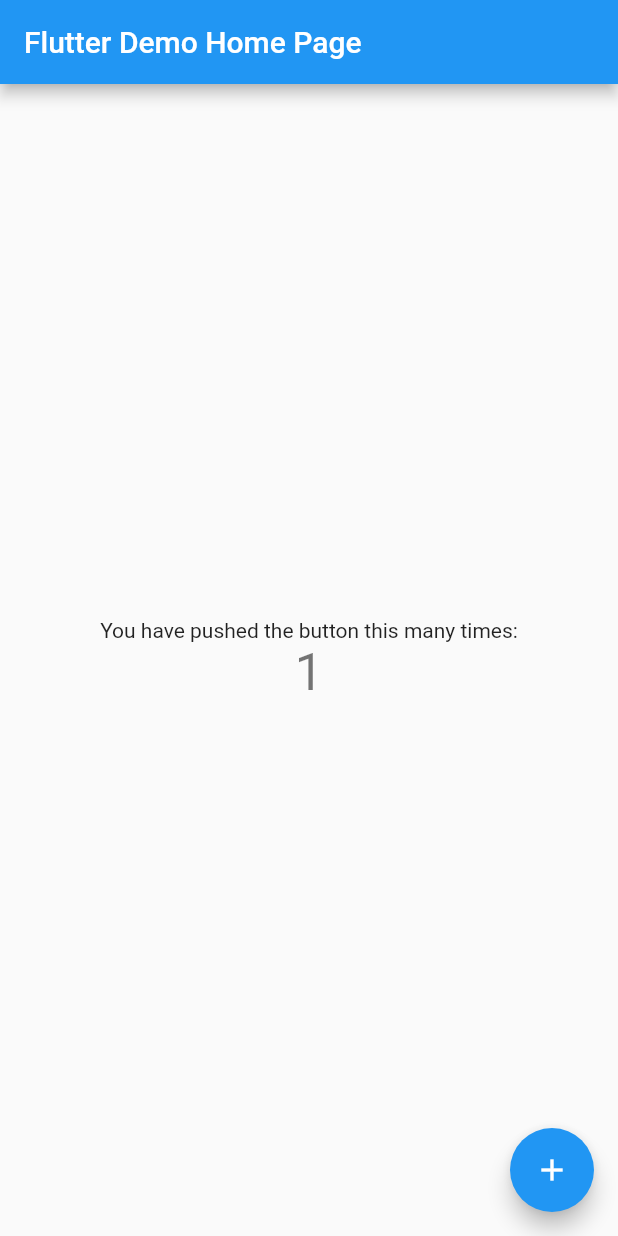
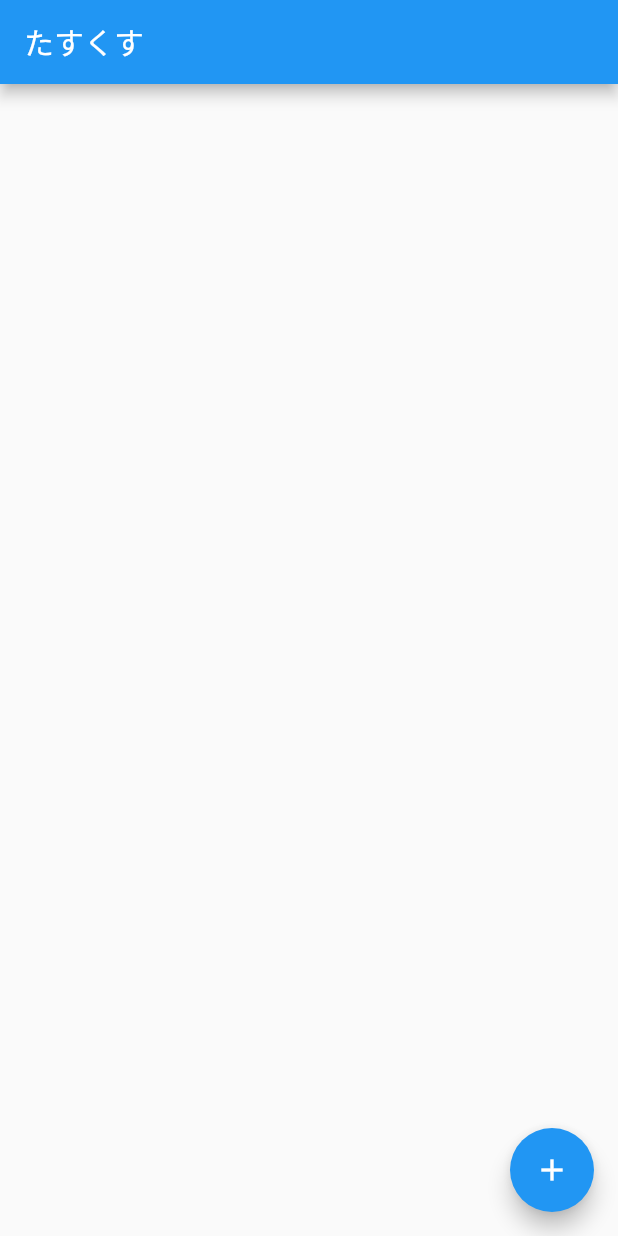
Before and after one commit to yusame0308/tasks, a Flutter app: the screen it shows after launch, after a tap on the "add" icon, on a phone screen of 412 x 824 dp. Run offline on Flutter 3.47's test engine with Material 2 defaults, Android fonts, the phone set to English and light mode, and no system bars; our stand-ins replace freezed_annotation, state_notifier.

Commit message:
HomeScreen, TaskListを追加

```diff
--- a/lib/main.dart
+++ b/lib/main.dart
@@ -1,113 +1,53 @@
 import 'package:flutter/material.dart';
+import 'package:tasks/task.dart';
 
 void main() {
-  runApp(MyApp());
+  runApp(TasksApp());
 }
 
-class MyApp extends StatelessWidget {
-  // This widget is the root of your application.
+List<Task> tasks = [];
+
+class TasksApp extends StatelessWidget {
   @override
   Widget build(BuildContext context) {
     return MaterialApp(
-      title: 'Flutter Demo',
+      title: 'Tasks',
       theme: ThemeData(
-        // This is the theme of your application.
-        //
-        // Try running your application with "flutter run". You'll see the
-        // application has a blue toolbar. Then, without quitting the app, try
-        // changing the primarySwatch below to Colors.green and then invoke
-        // "hot reload" (press "r" in the console where you ran "flutter run",
-        // or simply save your changes to "hot reload" in a Flutter IDE).
-        // Notice that the counter didn't reset back to zero; the application
-        // is not restarted.
         primarySwatch: Colors.blue,
       ),
-      home: MyHomePage(title: 'Flutter Demo Home Page'),
+      debugShowCheckedModeBanner: false,
+      home: HomeScreen(),
     );
   }
 }
 
-class MyHomePage extends StatefulWidget {
-  MyHomePage({Key? key, required this.title}) : super(key: key);
-
-  // This widget is the home page of your application. It is stateful, meaning
-  // that it has a State object (defined below) that contains fields that affect
-  // how it looks.
-
-  // This class is the configuration for the state. It holds the values (in this
-  // case the title) provided by the parent (in this case the App widget) and
-  // used by the build method of the State. Fields in a Widget subclass are
-  // always marked "final".
-
-  final String title;
-
-  @override
-  _MyHomePageState createState() => _MyHomePageState();
-}
-
-class _MyHomePageState extends State<MyHomePage> {
-  int _counter = 0;
-
-  void _incrementCounter() {
-    setState(() {
-      // This call to setState tells the Flutter framework that something has
-      // changed in this State, which causes it to rerun the build method below
-      // so that the display can reflect the updated values. If we changed
-      // _counter without calling setState(), then the build method would not be
-      // called again, and so nothing would appear to happen.
-      _counter++;
-    });
-  }
-
+class HomeScreen extends StatelessWidget {
   @override
   Widget build(BuildContext context) {
-    // This method is rerun every time setState is called, for instance as done
-    // by the _incrementCounter method above.
-    //
-    // The Flutter framework has been optimized to make rerunning build methods
-    // fast, so that you can just rebuild anything that needs updating rather
-    // than having to individually change instances of widgets.
     return Scaffold(
       appBar: AppBar(
-        // Here we take the value from the MyHomePage object that was created by
-        // the App.build method, and use it to set our appbar title.
-        title: Text(widget.title),
-      ),
-      body: Center(
-        // Center is a layout widget. It takes a single child and positions it
-        // in the middle of the parent.
-        child: Column(
-          // Column is also a layout widget. It takes a list of children and
-          // arranges them vertically. By default, it sizes itself to fit its
-          // children horizontally, and tries to be as tall as its parent.
-          //
-          // Invoke "debug painting" (press "p" in the console, choose the
-          // "Toggle Debug Paint" action from the Flutter Inspector in Android
-          // Studio, or the "Toggle Debug Paint" command in Visual Studio Code)
-          // to see the wireframe for each widget.
-          //
-          // Column has various properties to control how it sizes itself and
-          // how it positions its children. Here we use mainAxisAlignment to
-          // center the children vertically; the main axis here is the vertical
-          // axis because Columns are vertical (the cross axis would be
-          // horizontal).
-          mainAxisAlignment: MainAxisAlignment.center,
-          children: <Widget>[
-            Text(
-              'You have pushed the button this many times:',
-            ),
-            Text(
-              '$_counter',
-              style: Theme.of(context).textTheme.headline4,
-            ),
-          ],
-        ),
+        title: Text("たすくす"),
       ),
       floatingActionButton: FloatingActionButton(
-        onPressed: _incrementCounter,
-        tooltip: 'Increment',
+        backgroundColor: Colors.blue,
         child: Icon(Icons.add),
-      ), // This trailing comma makes auto-formatting nicer for build methods.
+        onPressed: () {
+          tasks.add(Task(name: "test", isDone: false));
+        },
+      ),
+      body: TaskList(),
     );
   }
 }
+
+class TaskList extends StatelessWidget {
+  @override
+  Widget build(BuildContext context) {
+    return ListView.builder(
+      itemBuilder: (BuildContext context, int index) {
+        return Text(tasks[index].name);
+      },
+      itemCount: tasks.length,
+    );
+  }
+}
```
